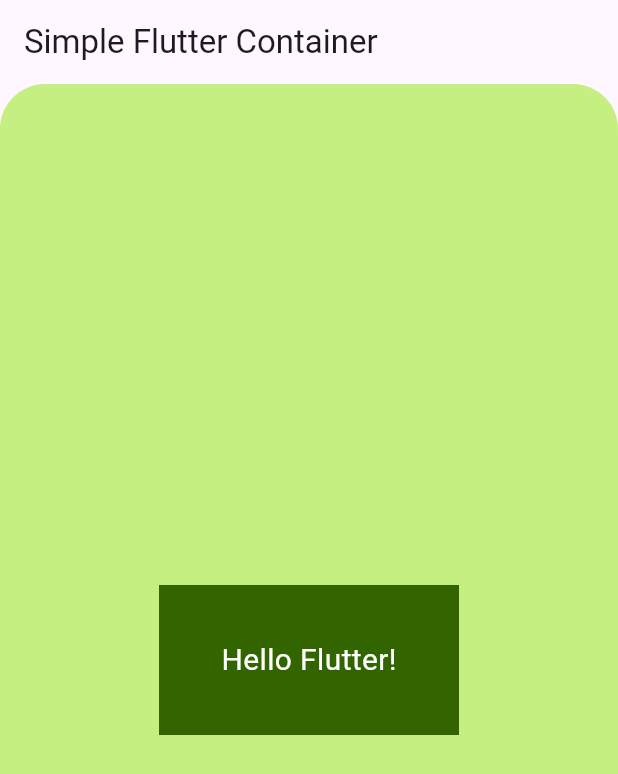
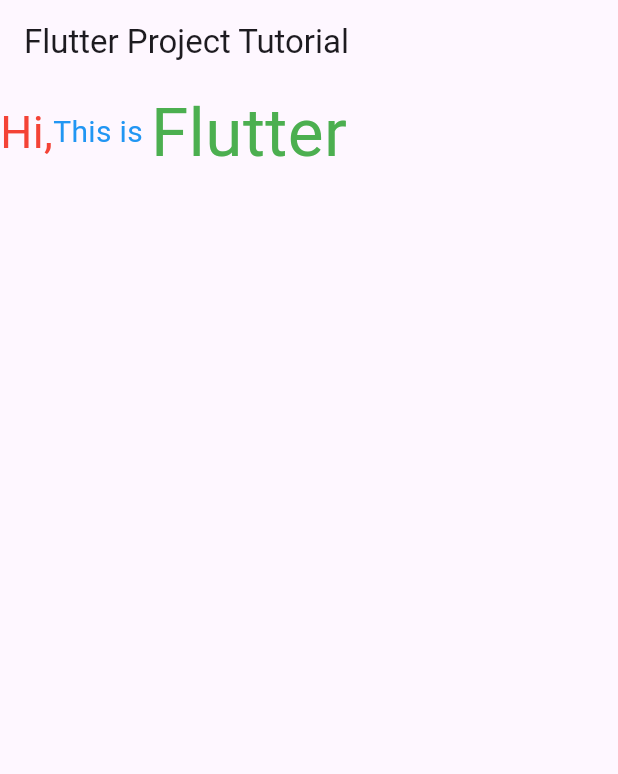
Before and after one commit to fiftee15n/flutter_application_1, a Flutter app: the screen it shows after launch, on a phone screen of 412 x 824 dp. Shown: the top 774 px of the screen. Run offline on Flutter 3.47's test engine with Material 3 defaults, Android fonts, the phone set to English and light mode, and no system bars.

Commit message:
Working with row

```diff
--- a/lib/main.dart
+++ b/lib/main.dart
@@ -9,34 +9,31 @@ class MyApp extends StatelessWidget {
   Widget build(BuildContext context) {
     return MaterialApp(
       home: Scaffold(
-        appBar: AppBar(title: Text('Simple Flutter Container')),
-        body: Center(
-          child: Container(
-            width: double.infinity, // To fill the width of the screen
-            height: double.infinity, // To fill the height of the screen
-            decoration: BoxDecoration(
-              color: const Color.fromARGB(255, 197, 239, 129), // Background color of the screen
-              borderRadius: BorderRadius.only(
-                topLeft: Radius.circular(30), // Rounded corners on top left
-                topRight: Radius.circular(30), // Rounded corners on top right
+        appBar: AppBar(title: Text('Flutter Project Tutorial')),
+        body: Row(
+          children: [
+            Text(
+              "Hi,",
+              style: TextStyle(
+                color: Colors.red,
+                fontSize: 30,
               ),
             ),
-            child: Center(
-              child: Container(
-                width: 200, // Width of the inner container
-                height: 100, // Height of the inner container
-                color: const Color.fromARGB(255, 50, 100, 0), // Background color of the inner container
-                alignment: Alignment.center, // Align the child widget inside
-                child: Text(
-                  'Hello Flutter!',
-                  style: TextStyle(
-                    color: const Color.fromARGB(255, 255, 255, 255), // Text color
-                    fontSize: 20, // Text size
-                  ),
-                ),
+            Text(
+              "This is ",
+              style: TextStyle(
+                color: Colors.blue,
+                fontSize: 20,
               ),
             ),
-          ),
+            Text(
+              "Flutter",
+              style: TextStyle(
+                color: Colors.green,
+                fontSize: 45,
+              ),
+            )
+          ],
         ),
       ),
     );
```
